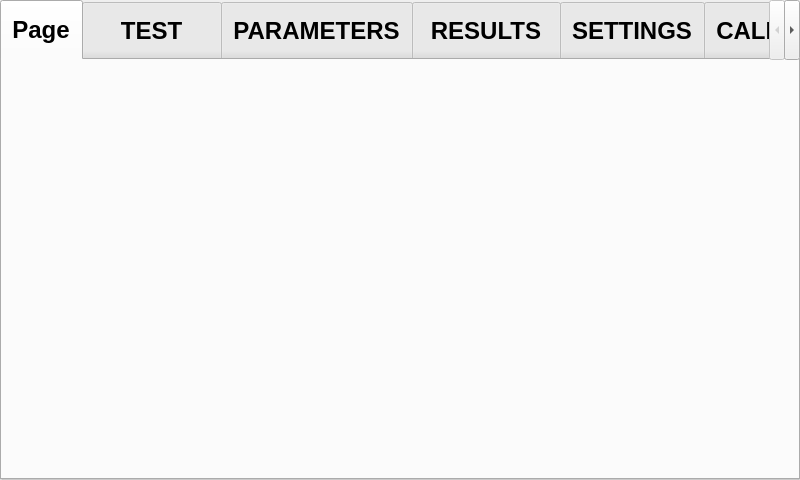
ahmetcihan/pendulum_controller, file dc_motor_pc.ui: the form before one commit.
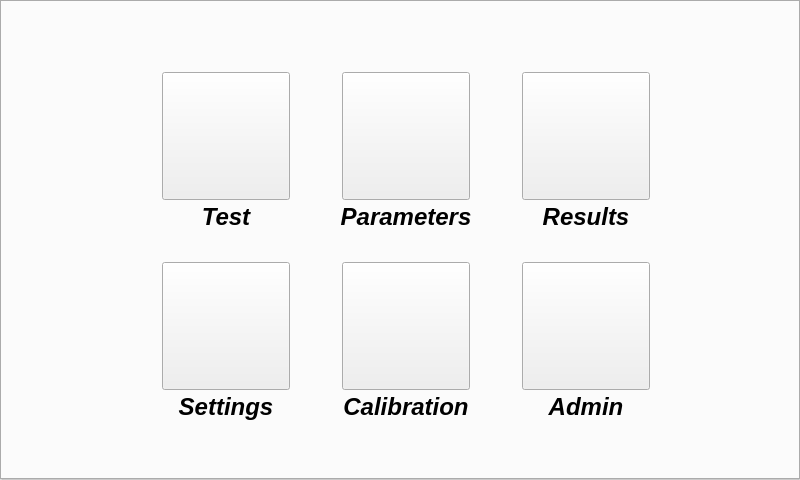
The form after the commit.

Commit message: main screen is ok

The edit to the form file:
```diff
--- a/dc_motor_pc.ui
+++ b/dc_motor_pc.ui
@@ -56,7 +56,7 @@
      </font>
     </property>
     <property name="styleSheet">
-     <string notr="true">QTabBar::tab { height: 60px;}
+     <string notr="true">QTabBar::tab { height: 0px;}
 </string>
     </property>
     <property name="currentIndex">
@@ -73,12 +73,288 @@
     </property>
     <widget class="QWidget" name="tab_main">
      <attribute name="title">
-      <string>Page</string>
+      <string/>
      </attribute>
+     <widget class="QPushButton" name="pushButton_go_results">
+      <property name="geometry">
+       <rect>
+        <x>520</x>
+        <y>70</y>
+        <width>128</width>
+        <height>128</height>
+       </rect>
+      </property>
+      <property name="font">
+       <font>
+        <pointsize>16</pointsize>
+       </font>
+      </property>
+      <property name="text">
+       <string/>
+      </property>
+     </widget>
+     <widget class="QLabel" name="label_main_3">
+      <property name="geometry">
+       <rect>
+        <x>510</x>
+        <y>200</y>
+        <width>148</width>
+        <height>30</height>
+       </rect>
+      </property>
+      <property name="font">
+       <font>
+        <family>Ubuntu</family>
+        <pointsize>18</pointsize>
+        <weight>75</weight>
+        <italic>true</italic>
+        <bold>true</bold>
+       </font>
+      </property>
+      <property name="styleSheet">
+       <string notr="true">border-color: rgba(255, 255, 255, 0);</string>
+      </property>
+      <property name="text">
+       <string>Results</string>
+      </property>
+      <property name="alignment">
+       <set>Qt::AlignCenter</set>
+      </property>
+     </widget>
+     <widget class="QLabel" name="label_main_4">
+      <property name="geometry">
+       <rect>
+        <x>140</x>
+        <y>390</y>
+        <width>168</width>
+        <height>30</height>
+       </rect>
+      </property>
+      <property name="font">
+       <font>
+        <family>Ubuntu</family>
+        <pointsize>18</pointsize>
+        <weight>75</weight>
+        <italic>true</italic>
+        <bold>true</bold>
+       </font>
+      </property>
+      <property name="styleSheet">
+       <string notr="true">border-color: rgba(255, 255, 255, 0);</string>
+      </property>
+      <property name="text">
+       <string>Settings</string>
+      </property>
+      <property name="alignment">
+       <set>Qt::AlignCenter</set>
+      </property>
+     </widget>
+     <widget class="QLabel" name="label_main">
+      <property name="geometry">
+       <rect>
+        <x>150</x>
+        <y>200</y>
+        <width>148</width>
+        <height>30</height>
+       </rect>
+      </property>
+      <property name="font">
+       <font>
+        <family>Ubuntu</family>
+        <pointsize>18</pointsize>
+        <weight>75</weight>
+        <italic>true</italic>
+        <bold>true</bold>
+       </font>
+      </property>
+      <property name="styleSheet">
+       <string notr="true">border-color: rgba(255, 255, 255, 0);</string>
+      </property>
+      <property name="text">
+       <string>Test</string>
+      </property>
+      <property name="alignment">
+       <set>Qt::AlignCenter</set>
+      </property>
+     </widget>
+     <widget class="QLabel" name="label_main_calibration">
+      <property name="geometry">
+       <rect>
+        <x>330</x>
+        <y>390</y>
+        <width>148</width>
+        <height>30</height>
+       </rect>
+      </property>
+      <property name="font">
+       <font>
+        <family>Ubuntu</family>
+        <pointsize>18</pointsize>
+        <weight>75</weight>
+        <italic>true</italic>
+        <bold>true</bold>
+       </font>
+      </property>
+      <property name="styleSheet">
+       <string notr="true">border-color: rgba(255, 255, 255, 0);</string>
+      </property>
+      <property name="text">
+       <string>Calibration</string>
+      </property>
+      <property name="alignment">
+       <set>Qt::AlignCenter</set>
+      </property>
+     </widget>
+     <widget class="QLabel" name="label_main_admin">
+      <property name="geometry">
+       <rect>
+        <x>510</x>
+        <y>390</y>
+        <width>148</width>
+        <height>30</height>
+       </rect>
+      </property>
+      <property name="font">
+       <font>
+        <family>Ubuntu</family>
+        <pointsize>18</pointsize>
+        <weight>75</weight>
+        <italic>true</italic>
+        <bold>true</bold>
+       </font>
+      </property>
+      <property name="styleSheet">
+       <string notr="true">border-color: rgba(255, 255, 255, 0);</string>
+      </property>
+      <property name="text">
+       <string>Admin</string>
+      </property>
+      <property name="alignment">
+       <set>Qt::AlignCenter</set>
+      </property>
+     </widget>
+     <widget class="QPushButton" name="pushButton_go_parameters">
+      <property name="geometry">
+       <rect>
+        <x>340</x>
+        <y>70</y>
+        <width>128</width>
+        <height>128</height>
+       </rect>
+      </property>
+      <property name="font">
+       <font>
+        <pointsize>16</pointsize>
+       </font>
+      </property>
+      <property name="text">
+       <string/>
+      </property>
+     </widget>
+     <widget class="QPushButton" name="pushButton_go_test">
+      <property name="geometry">
+       <rect>
+        <x>160</x>
+        <y>70</y>
+        <width>128</width>
+        <height>128</height>
+       </rect>
+      </property>
+      <property name="font">
+       <font>
+        <pointsize>16</pointsize>
+       </font>
+      </property>
+      <property name="text">
+       <string/>
+      </property>
+     </widget>
+     <widget class="QPushButton" name="pushButton_go_settings">
+      <property name="geometry">
+       <rect>
+        <x>160</x>
+        <y>260</y>
+        <width>128</width>
+        <height>128</height>
+       </rect>
+      </property>
+      <property name="font">
+       <font>
+        <pointsize>16</pointsize>
+       </font>
+      </property>
+      <property name="text">
+       <string/>
+      </property>
+     </widget>
+     <widget class="QLabel" name="label_main_2">
+      <property name="geometry">
+       <rect>
+        <x>330</x>
+        <y>200</y>
+        <width>148</width>
+        <height>30</height>
+       </rect>
+      </property>
+      <property name="font">
+       <font>
+        <family>Ubuntu</family>
+        <pointsize>18</pointsize>
+        <weight>75</weight>
+        <italic>true</italic>
+        <bold>true</bold>
+       </font>
+      </property>
+      <property name="styleSheet">
+       <string notr="true">border-color: rgba(255, 255, 255, 0);</string>
+      </property>
+      <property name="text">
+       <string>Parameters</string>
+      </property>
+      <property name="alignment">
+       <set>Qt::AlignCenter</set>
+      </property>
+     </widget>
+     <widget class="QPushButton" name="pushButton_go_calibration">
+      <property name="geometry">
+       <rect>
+        <x>340</x>
+        <y>260</y>
+        <width>128</width>
+        <height>128</height>
+       </rect>
+      </property>
+      <property name="font">
+       <font>
+        <pointsize>16</pointsize>
+       </font>
+      </property>
+      <property name="text">
+       <string/>
+      </property>
+     </widget>
+     <widget class="QPushButton" name="pushButton_go_admin">
+      <property name="geometry">
+       <rect>
+        <x>520</x>
+        <y>260</y>
+        <width>128</width>
+        <height>128</height>
+       </rect>
+      </property>
+      <property name="font">
+       <font>
+        <pointsize>16</pointsize>
+       </font>
+      </property>
+      <property name="text">
+       <string/>
+      </property>
+     </widget>
     </widget>
     <widget class="QWidget" name="tab_main_test">
      <attribute name="title">
-      <string>    TEST    </string>
+      <string/>
      </attribute>
      <widget class="QGroupBox" name="groupBox_main_load">
       <property name="geometry">
@@ -848,7 +1124,7 @@
     </widget>
     <widget class="QWidget" name="tab_main_parameters">
      <attribute name="title">
-      <string>PARAMETERS</string>
+      <string/>
      </attribute>
      <widget class="QTabWidget" name="tabWidget_parameters">
       <property name="geometry">
@@ -7591,7 +7867,7 @@
     </widget>
     <widget class="QWidget" name="tab_main_results">
      <attribute name="title">
-      <string> RESULTS </string>
+      <string/>
      </attribute>
      <widget class="QLabel" name="label_results_name_test_no_">
       <property name="geometry">
@@ -9001,7 +9277,7 @@
     </widget>
     <widget class="QWidget" name="tab_main_settings">
      <attribute name="title">
-      <string>SETTINGS</string>
+      <string/>
      </attribute>
      <widget class="QListWidget" name="listWidget_settings">
       <property name="geometry">
@@ -9801,7 +10077,7 @@
     </widget>
     <widget class="QWidget" name="tab_main_calibration">
      <attribute name="title">
-      <string>CALIBRATION</string>
+      <string/>
      </attribute>
      <widget class="QGroupBox" name="groupBox_29">
       <property name="geometry">
@@ -10801,7 +11077,7 @@
     </widget>
     <widget class="QWidget" name="tab_main_admin">
      <attribute name="title">
-      <string> ADMIN  </string>
+      <string/>
      </attribute>
      <widget class="QTabWidget" name="tabWidget_admin">
       <property name="geometry">
@@ -13901,7 +14177,7 @@
     </widget>
     <widget class="QWidget" name="tab_main_reserve">
      <attribute name="title">
-      <string>Reserve</string>
+      <string/>
      </attribute>
      <widget class="QPushButton" name="pushButton_start">
       <property name="geometry">
```
The commit also changes 10 other files.
